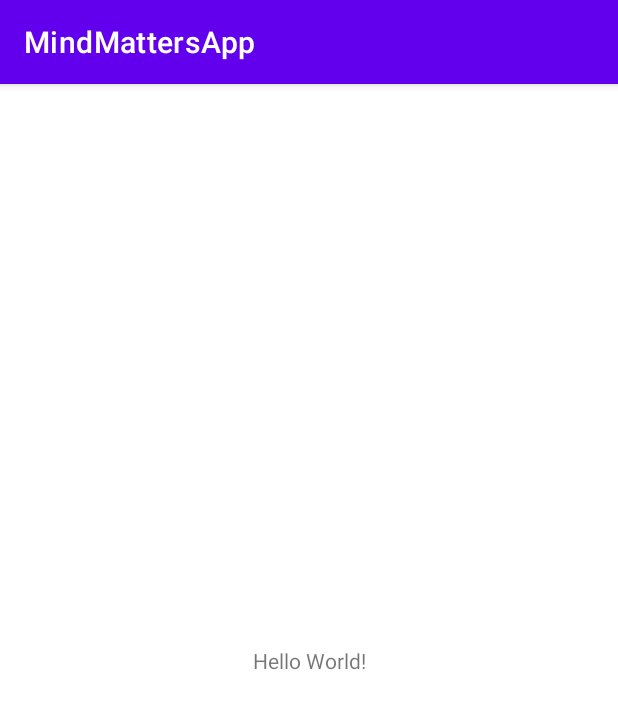
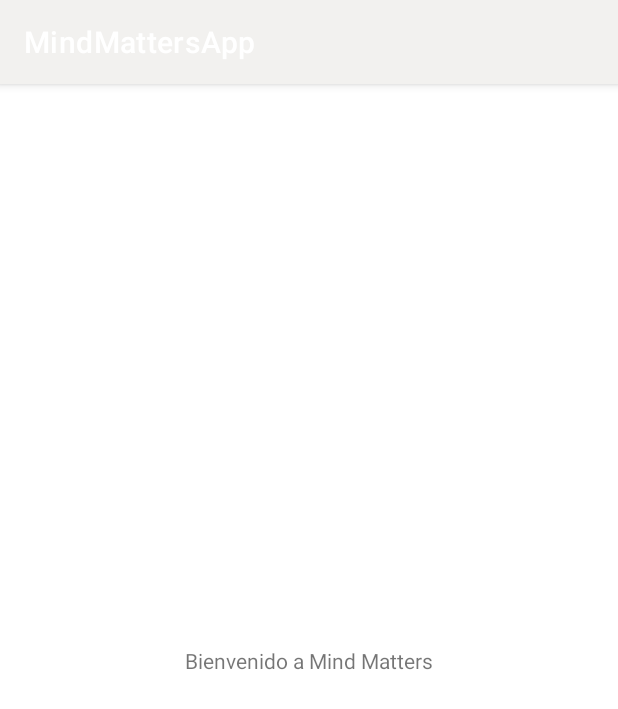
Before and after one commit to luisanuneze/mindmatters-app, an Android app: the screen it shows after launch (MainActivity), on a phone screen of 412 x 824 dp. Shown: the top 709 px of the screen. Run offline under Robolectric (Android 15) with nearby library versions, the phone set to English and light mode, and no system bars.

Commit message:
adding styles

```diff
--- a/app/src/main/res/layout/activity_main.xml
+++ b/app/src/main/res/layout/activity_main.xml
@@ -9,7 +9,7 @@
     <TextView
         android:layout_width="wrap_content"
         android:layout_height="wrap_content"
-        android:text="Hello World!"
+        android:text="@string/welcome"
         app:layout_constraintBottom_toBottomOf="parent"
         app:layout_constraintLeft_toLeftOf="parent"
         app:layout_constraintRight_toRightOf="parent"
--- a/app/src/main/res/values-night/themes.xml
+++ b/app/src/main/res/values-night/themes.xml
@@ -2,13 +2,13 @@
     <!-- Base application theme. -->
     <style name="Theme.MindMattersApp" parent="Theme.MaterialComponents.DayNight.DarkActionBar">
         <!-- Primary brand color. -->
-        <item name="colorPrimary">@color/purple_200</item>
-        <item name="colorPrimaryVariant">@color/purple_700</item>
-        <item name="colorOnPrimary">@color/black</item>
+        <item name="colorPrimary">@color/navy_blue</item>
+        <item name="colorPrimaryVariant">@color/navy_blue</item>
+        <item name="colorOnPrimary">@color/navy_blue</item>
         <!-- Secondary brand color. -->
-        <item name="colorSecondary">@color/teal_200</item>
-        <item name="colorSecondaryVariant">@color/teal_200</item>
-        <item name="colorOnSecondary">@color/black</item>
+        <item name="colorSecondary">@color/teal</item>
+        <item name="colorSecondaryVariant">@color/teal</item>
+        <item name="colorOnSecondary">@color/navy_blue</item>
         <!-- Status bar color. -->
         <item name="android:statusBarColor" tools:targetApi="l">?attr/colorPrimaryVariant</item>
         <!-- Customize your theme here. -->
--- a/app/src/main/res/values/colors.xml
+++ b/app/src/main/res/values/colors.xml
@@ -1,10 +1,7 @@
 <?xml version="1.0" encoding="utf-8"?>
 <resources>
-    <color name="purple_200">#FFBB86FC</color>
-    <color name="purple_500">#FF6200EE</color>
-    <color name="purple_700">#FF3700B3</color>
-    <color name="teal_200">#FF03DAC5</color>
-    <color name="teal_700">#FF018786</color>
-    <color name="black">#FF000000</color>
-    <color name="white">#FFFFFFFF</color>
+    <color name="blue_green">#006884</color>
+    <color name="teal">#97BCC7</color>
+    <color name="navy_blue">#053D57</color>
+    <color name="white">#F2F1EF</color>
 </resources>
--- a/app/src/main/res/values/themes.xml
+++ b/app/src/main/res/values/themes.xml
@@ -2,13 +2,13 @@
     <!-- Base application theme. -->
     <style name="Theme.MindMattersApp" parent="Theme.MaterialComponents.DayNight.DarkActionBar">
         <!-- Primary brand color. -->
-        <item name="colorPrimary">@color/purple_500</item>
-        <item name="colorPrimaryVariant">@color/purple_700</item>
-        <item name="colorOnPrimary">@color/white</item>
+        <item name="colorPrimary">@color/white</item>
+        <item name="colorPrimaryVariant">@color/navy_blue</item> //Status Bar
+        <item name="colorOnPrimary">@color/blue_green</item>
         <!-- Secondary brand color. -->
-        <item name="colorSecondary">@color/teal_200</item>
-        <item name="colorSecondaryVariant">@color/teal_700</item>
-        <item name="colorOnSecondary">@color/black</item>
+        <item name="colorSecondary">@color/teal</item>
+        <item name="colorSecondaryVariant">@color/teal</item>
+        <item name="colorOnSecondary">@color/navy_blue</item>
         <!-- Status bar color. -->
         <item name="android:statusBarColor" tools:targetApi="l">?attr/colorPrimaryVariant</item>
         <!-- Customize your theme here. -->
```
Also changed, not shown: 362 other files.
